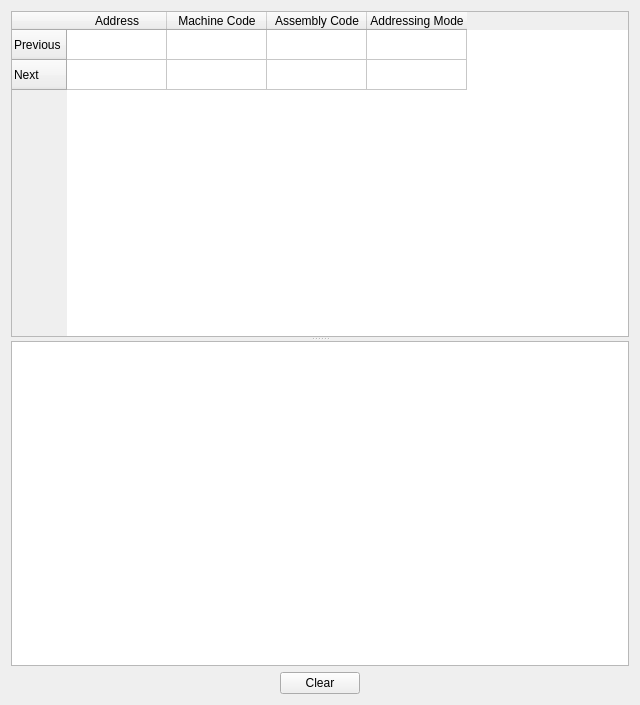
Qt form src/DisassemblyWidget.ui (sundrythoughts/EmuCpu) before a commit.
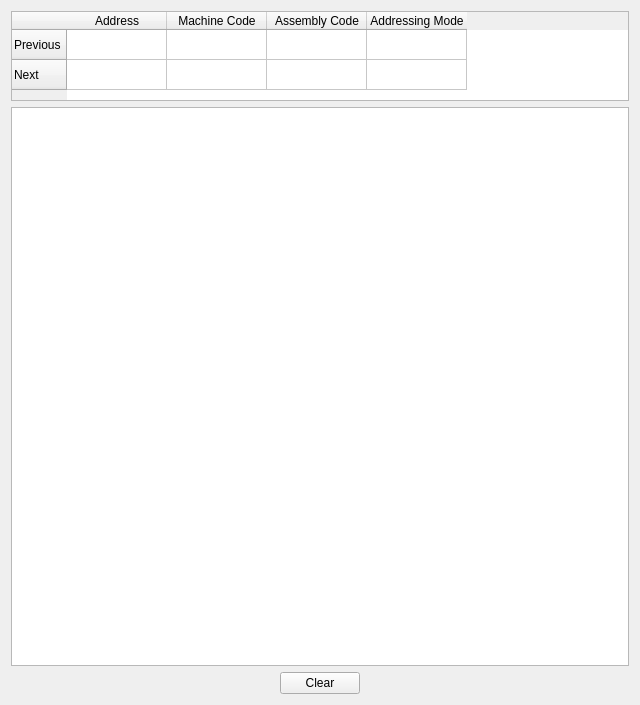
The same form after that commit.

Patch:
```diff
--- a/src/DisassemblyWidget.ui
+++ b/src/DisassemblyWidget.ui
@@ -10,28 +10,24 @@
     <height>705</height>
    </rect>
   </property>
-  <property name="sizePolicy">
-   <sizepolicy hsizetype="Minimum" vsizetype="Minimum">
-    <horstretch>0</horstretch>
-    <verstretch>0</verstretch>
-   </sizepolicy>
-  </property>
   <property name="windowTitle">
    <string>Form</string>
   </property>
   <layout class="QVBoxLayout" name="verticalLayout">
    <item>
-    <widget class="QSplitter" name="splitter">
-     <property name="orientation">
-      <enum>Qt::Vertical</enum>
-     </property>
      <widget class="QTableWidget" name="m_tbl_disasm">
       <property name="sizePolicy">
-       <sizepolicy hsizetype="Minimum" vsizetype="Fixed">
+      <sizepolicy hsizetype="Expanding" vsizetype="Maximum">
         <horstretch>0</horstretch>
         <verstretch>0</verstretch>
        </sizepolicy>
       </property>
+     <property name="maximumSize">
+      <size>
+       <width>16777215</width>
+       <height>90</height>
+      </size>
+     </property>
       <property name="font">
        <font>
         <weight>50</weight>
@@ -47,14 +43,26 @@
       <property name="editTriggers">
        <set>QAbstractItemView::NoEditTriggers</set>
       </property>
+     <property name="alternatingRowColors">
+      <bool>false</bool>
+     </property>
       <property name="selectionMode">
        <enum>QAbstractItemView::NoSelection</enum>
       </property>
       <property name="showGrid">
        <bool>true</bool>
       </property>
-      <attribute name="horizontalHeaderShowSortIndicator" stdset="0">
-       <bool>false</bool>
+     <attribute name="verticalHeaderVisible">
+      <bool>true</bool>
+     </attribute>
+     <attribute name="verticalHeaderHighlightSections">
+      <bool>true</bool>
+     </attribute>
+     <attribute name="verticalHeaderVisible">
+      <bool>true</bool>
+     </attribute>
+     <attribute name="verticalHeaderHighlightSections">
+      <bool>true</bool>
       </attribute>
       <row>
        <property name="text">
@@ -86,12 +94,19 @@
         <string>Addressing Mode</string>
        </property>
       </column>
-     </widget>
+     <item row="0" column="1">
+      <property name="text">
+       <string/>
+      </property>
+     </item>
+    </widget>
+   </item>
+   <item>
      <widget class="QTextEdit" name="m_txt_disasm">
       <property name="sizePolicy">
        <sizepolicy hsizetype="Expanding" vsizetype="Expanding">
         <horstretch>0</horstretch>
-        <verstretch>0</verstretch>
+       <verstretch>2</verstretch>
        </sizepolicy>
       </property>
       <property name="undoRedoEnabled">
@@ -106,7 +121,9 @@
       <property name="acceptRichText">
        <bool>false</bool>
       </property>
-     </widget>
+     <property name="textInteractionFlags">
+      <set>Qt::TextSelectableByMouse</set>
+     </property>
     </widget>
    </item>
    <item>
```
Lines whose indentation alone changed are shown as unchanged.
